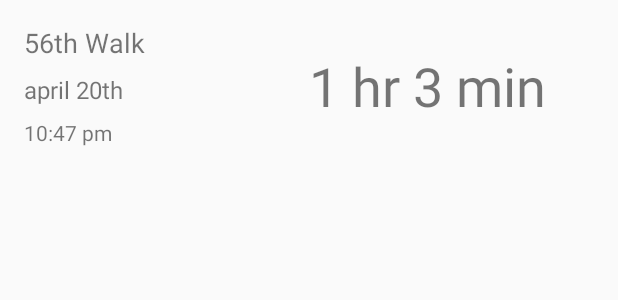
After one commit to huntj88/WalkTrackerApp, an Android app: the layout view_walk_preview.xml on its own in the app's theme, with its tools: preview values and no code run, on a phone screen of 412 x 824 dp. The commit adds this screen. Shown: the top 300 px of the screen. Run offline under Robolectric (Android 15) with nearby library versions, the phone set to English and light mode, and no system bars.

Commit message:
Working on walk picker dialog

```diff
--- a/app/src/main/java/me/jameshunt/walkhistory/map/MapWrapperFragment.kt
+++ b/app/src/main/java/me/jameshunt/walkhistory/map/MapWrapperFragment.kt
@@ -31,7 +31,7 @@ class MapWrapperFragment : Fragment() {
 
     override fun onViewCreated(view: View, savedInstanceState: Bundle?) {
         selectWalkButton.setOnClickListener {
-            WalkHistoryFragment().show(fragmentManager!!, WalkHistoryFragment::class.simpleName)
+            WalkPickerDialog().show(fragmentManager!!, WalkPickerDialog::class.simpleName)
         }
 
         val mapFragment = when (val existing = getExistingMapFragment()) {
--- a/app/src/main/java/me/jameshunt/walkhistory/track/LocationManager.kt
+++ b/app/src/main/java/me/jameshunt/walkhistory/track/LocationManager.kt
@@ -13,7 +13,7 @@ import kotlinx.coroutines.flow.callbackFlow
 import kotlinx.coroutines.flow.collect
 import me.jameshunt.walkhistory.repo.AppDatabase
 import me.jameshunt.walkhistory.repo.LocationTimestamp
-import java.time.Instant
+import java.time.OffsetDateTime
 
 class LocationManager(
     private val locationCollector: LocationCollector,
@@ -39,7 +39,7 @@ class LocationManager(
         db.locationTimestampDao().insert(
             LocationTimestamp(
                 walkId = walkId,
-                timestamp = Instant.now(),
+                timestamp = OffsetDateTime.now(),
                 latitude = latLng.latitude,
                 longitude = latLng.longitude
             )
@@ -50,7 +50,7 @@ class LocationManager(
 class LocationCollector(private val locationClient: FusedLocationProviderClient) {
     private val locationRequest = LocationRequest().apply {
         priority = LocationRequest.PRIORITY_HIGH_ACCURACY
-        interval = 12_000
+        interval = 3_000
     }
 
     data class LatLong(val latitude: Double, val longitude: Double)
--- /dev/null
+++ b/app/src/main/res/layout/view_walk_preview.xml
@@ -0,0 +1,50 @@
+<?xml version="1.0" encoding="utf-8"?>
+<androidx.constraintlayout.widget.ConstraintLayout xmlns:android="http://schemas.android.com/apk/res/android"
+    xmlns:app="http://schemas.android.com/apk/res-auto"
+    xmlns:tools="http://schemas.android.com/tools"
+    android:layout_width="match_parent"
+    android:layout_height="wrap_content"
+    android:layout_margin="16dp">
+
+    <TextView
+        android:id="@+id/walkNumber"
+        android:layout_width="wrap_content"
+        android:layout_height="wrap_content"
+        android:layout_marginBottom="8dp"
+        android:textSize="18sp"
+        app:layout_constraintBottom_toTopOf="@+id/walkDate"
+        app:layout_constraintStart_toStartOf="parent"
+        app:layout_constraintTop_toTopOf="parent"
+        tools:text="56th Walk" />
+
+    <TextView
+        android:id="@+id/walkDate"
+        android:layout_width="wrap_content"
+        android:layout_height="wrap_content"
+        android:textSize="16sp"
+        app:layout_constraintBottom_toTopOf="@+id/walkTime"
+        app:layout_constraintStart_toStartOf="parent"
+        app:layout_constraintTop_toBottomOf="@+id/walkNumber"
+        tools:text="april 20th" />
+
+    <TextView
+        android:id="@+id/walkTime"
+        android:layout_width="wrap_content"
+        android:layout_height="wrap_content"
+        android:layout_marginTop="8dp"
+        app:layout_constraintBottom_toBottomOf="parent"
+        app:layout_constraintStart_toStartOf="parent"
+        app:layout_constraintTop_toBottomOf="@+id/walkDate"
+        tools:text="10:47 pm" />
+
+    <TextView
+        android:id="@+id/elapsedTime"
+        android:layout_width="wrap_content"
+        android:layout_height="wrap_content"
+        android:layout_marginEnd="32dp"
+        android:textSize="36sp"
+        app:layout_constraintBottom_toBottomOf="parent"
+        app:layout_constraintEnd_toEndOf="parent"
+        app:layout_constraintTop_toTopOf="parent"
+        tools:text="1 hr 3 min" />
+</androidx.constraintlayout.widget.ConstraintLayout>
```
Also changed, not shown: app/src/main/java/me/jameshunt/walkhistory/WalkTrackerApplication.kt (+4 -4 lines), app/src/main/java/me/jameshunt/walkhistory/map/WalkPickerDialog.kt (renamed from app/src/main/java/me/jameshunt/walkhistory/map/WalkHistoryFragment.kt, +29 -7 lines), app/src/main/java/me/jameshunt/walkhistory/repo/AppDatabase.kt (+8 -10 lines), app/src/main/java/me/jameshunt/walkhistory/track/TrackWalkFragment.kt (+4 -3 lines).
